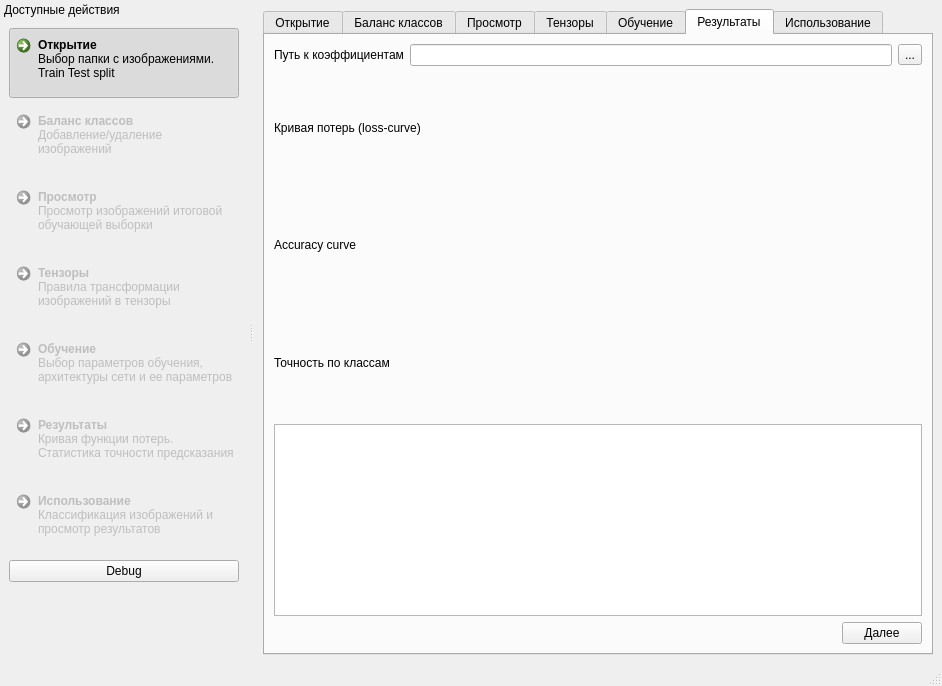
First picture: the form in qt_cpp_project/mainwindow.ui, repository gurmaaan/MedNN, before the edit.
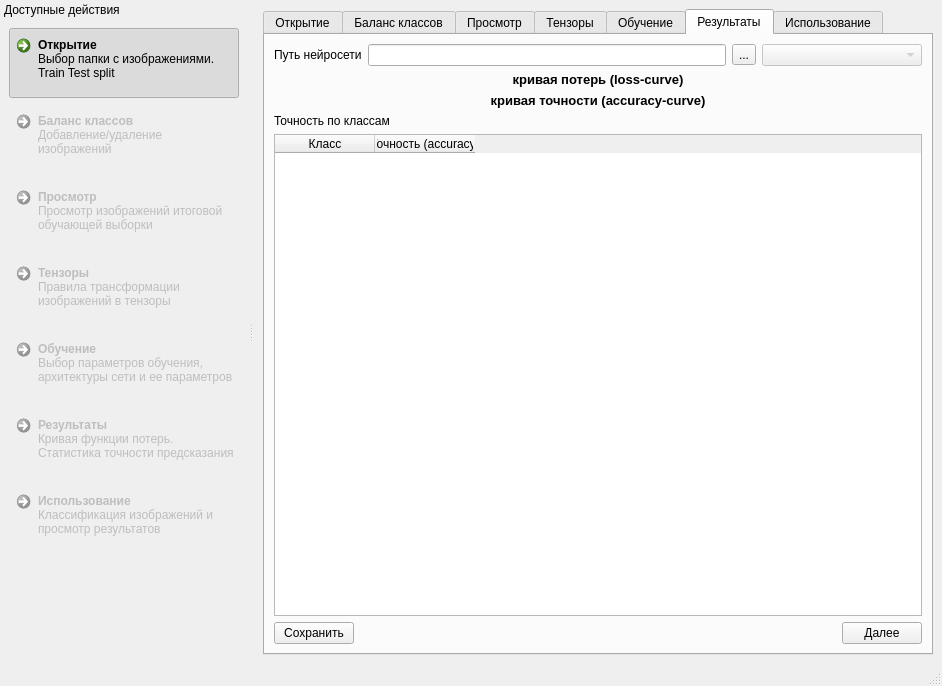
Second picture: the form after the edit. Icons and pictures are not drawn.

Patch:
```diff
--- a/qt_cpp_project/mainwindow.ui
+++ b/qt_cpp_project/mainwindow.ui
@@ -1131,32 +1131,86 @@
        <attribute name="title">
         <string>Результаты</string>
        </attribute>
-       <layout class="QVBoxLayout" name="verticalLayout_12">
+       <layout class="QVBoxLayout" name="verticalLayout_18">
         <item>
          <layout class="QHBoxLayout" name="horizontalLayout_20">
           <item>
-           <widget class="QLabel" name="t5_lbl_coeffPath">
+           <widget class="QLabel" name="t5_lbl_nnPath">
+            <property name="sizePolicy">
+             <sizepolicy hsizetype="Preferred" vsizetype="Maximum">
+              <horstretch>0</horstretch>
+              <verstretch>0</verstretch>
+             </sizepolicy>
+            </property>
             <property name="text">
-             <string>Путь к коэффициентам</string>
+             <string>Путь нейросети</string>
             </property>
            </widget>
           </item>
           <item>
-           <widget class="QLineEdit" name="t5_le_coeffPath"/>
+           <widget class="QLineEdit" name="t5_le_nnPath">
+            <property name="sizePolicy">
+             <sizepolicy hsizetype="Expanding" vsizetype="Maximum">
+              <horstretch>0</horstretch>
+              <verstretch>0</verstretch>
+             </sizepolicy>
+            </property>
+           </widget>
           </item>
           <item>
-           <widget class="QToolButton" name="t5_btn_coeffPath">
+           <widget class="QToolButton" name="t5_btn_nnPath">
+            <property name="sizePolicy">
+             <sizepolicy hsizetype="Fixed" vsizetype="Maximum">
+              <horstretch>0</horstretch>
+              <verstretch>0</verstretch>
+             </sizepolicy>
+            </property>
             <property name="text">
              <string>...</string>
             </property>
            </widget>
           </item>
+          <item>
+           <widget class="QComboBox" name="t5_combo">
+            <property name="enabled">
+             <bool>false</bool>
+            </property>
+            <property name="sizePolicy">
+             <sizepolicy hsizetype="Minimum" vsizetype="Maximum">
+              <horstretch>0</horstretch>
+              <verstretch>0</verstretch>
+             </sizepolicy>
+            </property>
+            <property name="minimumSize">
+             <size>
+              <width>160</width>
+              <height>0</height>
+             </size>
+            </property>
+           </widget>
+          </item>
          </layout>
         </item>
         <item>
          <widget class="QLabel" name="label_12">
+          <property name="sizePolicy">
+           <sizepolicy hsizetype="Preferred" vsizetype="Maximum">
+            <horstretch>0</horstretch>
+            <verstretch>0</verstretch>
+           </sizepolicy>
+          </property>
+          <property name="font">
+           <font>
+            <pointsize>10</pointsize>
+            <weight>75</weight>
+            <bold>true</bold>
+           </font>
+          </property>
           <property name="text">
-           <string>Кривая потерь (loss-curve)</string>
+           <string>кривая потерь (loss-curve)</string>
+          </property>
+          <property name="alignment">
+           <set>Qt::AlignCenter</set>
           </property>
          </widget>
         </item>
@@ -1165,8 +1219,24 @@
         </item>
         <item>
          <widget class="QLabel" name="label_13">
+          <property name="sizePolicy">
+           <sizepolicy hsizetype="Preferred" vsizetype="Maximum">
+            <horstretch>0</horstretch>
+            <verstretch>0</verstretch>
+           </sizepolicy>
+          </property>
+          <property name="font">
+           <font>
+            <pointsize>10</pointsize>
+            <weight>75</weight>
+            <bold>true</bold>
+           </font>
+          </property>
           <property name="text">
-           <string>Accuracy curve</string>
+           <string>кривая точности (accuracy-curve)</string>
+          </property>
+          <property name="alignment">
+           <set>Qt::AlignCenter</set>
           </property>
          </widget>
         </item>
@@ -1174,24 +1244,51 @@
          <layout class="QVBoxLayout" name="t5_lytH_acc"/>
         </item>
         <item>
-         <widget class="QLabel" name="label_14">
-          <property name="text">
-           <string>Точность по классам</string>
-          </property>
-         </widget>
-        </item>
-        <item>
-         <widget class="QTableWidget" name="t5_twgt">
-          <property name="sizePolicy">
-           <sizepolicy hsizetype="Expanding" vsizetype="Maximum">
-            <horstretch>0</horstretch>
-            <verstretch>0</verstretch>
-           </sizepolicy>
-          </property>
-         </widget>
+         <layout class="QVBoxLayout" name="verticalLayout_12">
+          <item>
+           <widget class="QLabel" name="label_14">
+            <property name="sizePolicy">
+             <sizepolicy hsizetype="Preferred" vsizetype="Maximum">
+              <horstretch>0</horstretch>
+              <verstretch>0</verstretch>
+             </sizepolicy>
+            </property>
+            <property name="text">
+             <string>Точность по классам</string>
+            </property>
+           </widget>
+          </item>
+          <item>
+           <widget class="QTableWidget" name="t5_twgt">
+            <property name="sizePolicy">
+             <sizepolicy hsizetype="Expanding" vsizetype="Minimum">
+              <horstretch>0</horstretch>
+              <verstretch>0</verstretch>
+             </sizepolicy>
+            </property>
+            <column>
+             <property name="text">
+              <string>Класс</string>
+             </property>
+            </column>
+            <column>
+             <property name="text">
+              <string>Точность (accuracy)</string>
+             </property>
+            </column>
+           </widget>
+          </item>
+         </layout>
         </item>
         <item>
          <layout class="QHBoxLayout" name="horizontalLayout_25">
+          <item>
+           <widget class="QPushButton" name="t5_btn_save">
+            <property name="text">
+             <string>Сохранить</string>
+            </property>
+           </widget>
+          </item>
           <item>
            <spacer name="horizontalSpacer_16">
             <property name="orientation">
@@ -1518,13 +1615,6 @@
        </property>
       </widget>
      </item>
-     <item>
-      <widget class="QPushButton" name="debugBtn">
-       <property name="text">
-        <string>Debug</string>
-       </property>
-      </widget>
-     </item>
      <item>
       <spacer name="spcr_dockWidget">
        <property name="orientation">
```
